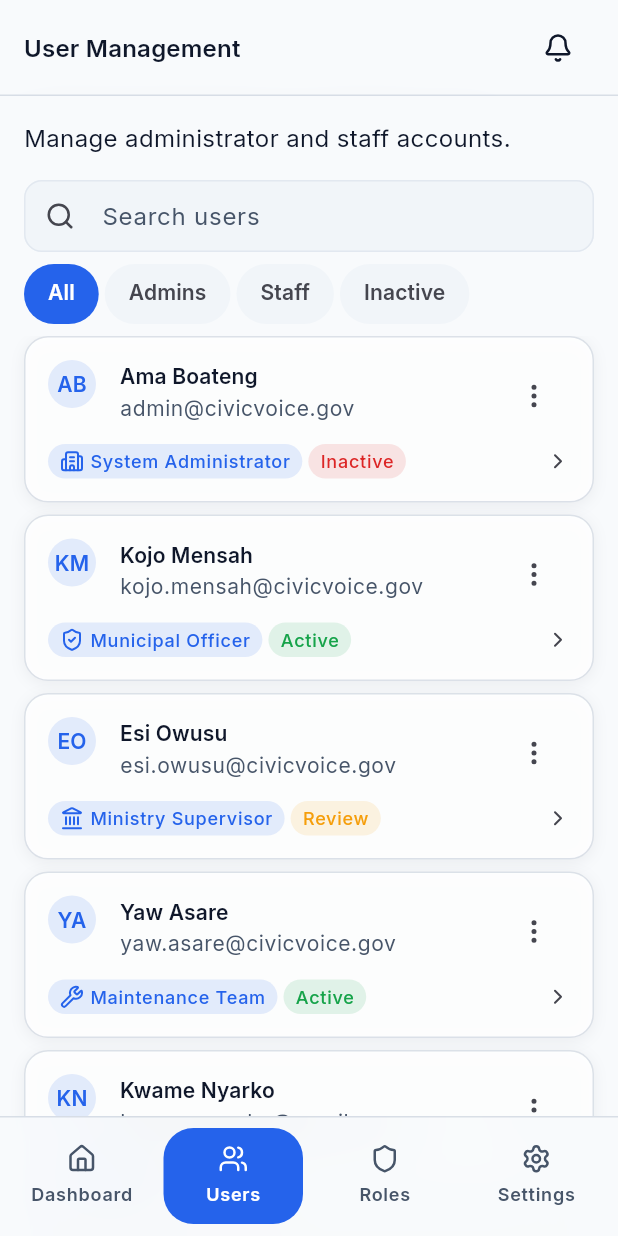
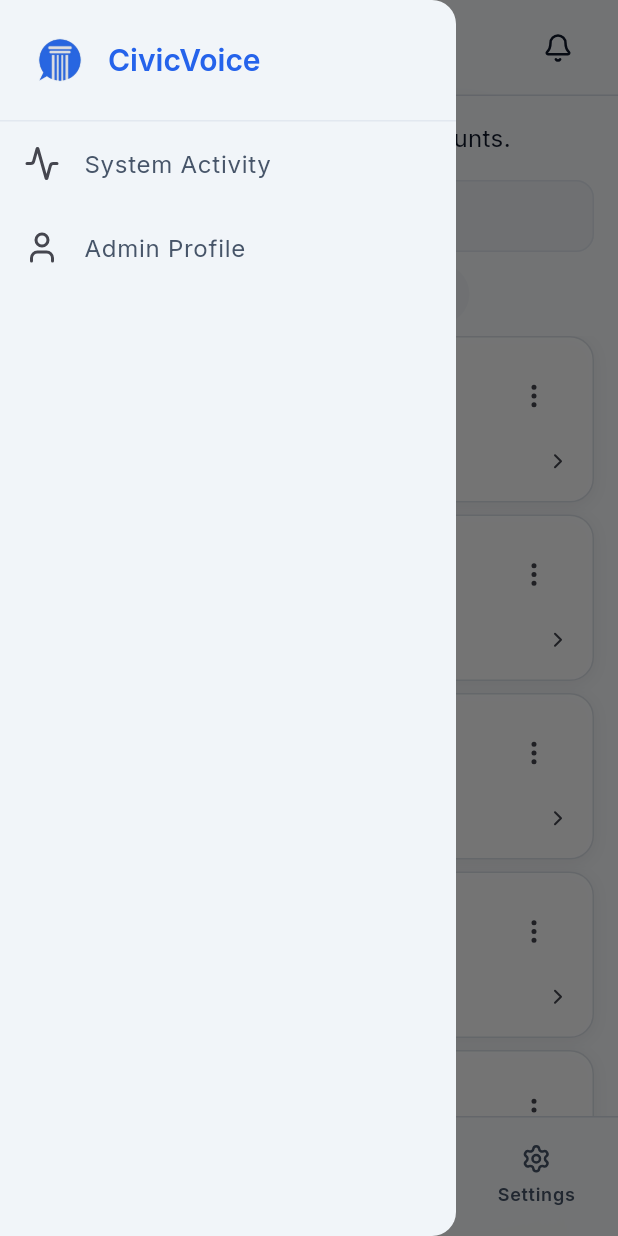
Before and after one commit to khakho3/civic_voice, a Flutter app: the screen it shows after launch, item 2 of the bottom bar chosen, with the side drawer open (before the commit the screen has no drawer), on a phone screen of 412 x 824 dp. Run offline on Flutter 3.47's test engine with Material 3 defaults, Android fonts, the phone set to English and light mode, and no system bars; our stand-ins replace google_fonts, lucide_icons_flutter.

Commit message:
feat(admin): trim drawer to non-tab destinations, center dashboard logo
Dashboard/Users/Roles/Settings are already one tap away on the bottom
nav, so repeating them in the drawer was a redundant second path to the
same place — the drawer now only lists System Activity and Admin
Profile, the two destinations with no tab slot.

Dashboard's header also drops the 'CivicVoice' wordmark text in favor
of a centered logo mark, so the full wordmark lockup shows in exactly
one place (the drawer's own header) instead of twice at once when the
drawer opens over it.

```diff
--- a/lib/features/admin/screens/admin_user_management_screen.dart
+++ b/lib/features/admin/screens/admin_user_management_screen.dart
@@ -65,6 +65,8 @@ class AdminUserManagementScreen extends StatefulWidget {
     this.onNavigateToRoles,
     this.onNavigateToSettings,
     this.onOpenUserDetails,
+    this.onOpenSystemActivity,
+    this.onOpenProfile,
     this.onNotificationsTap,
   });
 
@@ -78,6 +80,11 @@ class AdminUserManagementScreen extends StatefulWidget {
   /// Opens ADM-003 User Details for the tapped user — the spec's only exit
   /// point. Nullable: ADM-003 isn't built yet.
   final ValueChanged<AdminUserItem>? onOpenUserDetails;
+
+  /// Forwarded to [AdminScaffold]'s drawer. Nullable: neither ADM-006 nor
+  /// ADM-008 is built yet.
+  final VoidCallback? onOpenSystemActivity;
+  final VoidCallback? onOpenProfile;
 
   final VoidCallback? onNotificationsTap;
 
@@ -161,6 +168,8 @@ class _AdminUserManagementScreenState extends State<AdminUserManagementScreen> {
         if (tab == AdminTab.roles) widget.onNavigateToRoles?.call();
         if (tab == AdminTab.settings) widget.onNavigateToSettings?.call();
       },
+      onOpenSystemActivity: widget.onOpenSystemActivity,
+      onOpenProfile: widget.onOpenProfile,
       body: switch (_state) {
         AdminUserManagementViewState.loading => const _LoadingSkeleton(),
         AdminUserManagementViewState.loaded => Padding(
--- a/lib/features/admin/widgets/admin_scaffold.dart
+++ b/lib/features/admin/widgets/admin_scaffold.dart
@@ -8,14 +8,22 @@ import '../../../widgets/glass_bar.dart';
 /// / Settings") maps directly onto four of the eight approved ADM-00x
 /// screens (see "18 CivicVoice - System Administrator Screen
 /// Specifications"): ADM-001 Admin Dashboard, ADM-002 User Management,
-/// ADM-004 Role Management, ADM-007 System Settings — unlike the Ministry
-/// Supervisor module's own export, this one didn't need correcting.
+/// ADM-004 Role Management, ADM-007 System Settings — confirmed as the
+/// real nav against every other exported screen too (Role Management,
+/// System Settings, and User Details all show this same four-tab bar;
+/// only Admin Profile and System Activity's own frames show a different,
+/// smaller "Dashboard / Activity / Settings / Profile" bar, which reads as
+/// the same copy/paste drift already seen throughout this app rather than
+/// a deliberate second nav — none of ADM-004/005/006/007/008 are spec'd
+/// with an entry point other than "Admin Dashboard", so tab-bar residency
+/// is our own call either way, and the 4-of-6 majority plus [MunicipalScaffold]'s
+/// own precedent (Profile is never a persistent tab) both point the same
+/// direction).
 ///
 /// ADM-003 User Details, ADM-005 Category Management, and ADM-006 System
 /// Activity are drill-downs (not tabs) per their own spec'd entry points.
-/// ADM-008 Admin Profile has no visible entry point on this frame (no
-/// header avatar, unlike every Ministry screen) — left unresolved pending
-/// that screen's own export rather than guessed at now.
+/// ADM-008 Admin Profile is reached via [AdminScaffold]'s drawer (see its
+/// own doc comment), not a tab.
 enum AdminTab {
   dashboard(label: 'Dashboard', icon: AppIcons.home, headerTitle: 'CivicVoice'),
   users(label: 'Users', icon: AppIcons.team, headerTitle: 'User Management'),
@@ -37,23 +45,33 @@ enum AdminTab {
   final IconData icon;
 
   /// Full screen title shown in the header. Unused for [dashboard], whose
-  /// header is the brand mark instead of a text title.
+  /// header is a centered logo mark instead of a text title.
   final String headerTitle;
 }
 
-/// Shared shell (header + bottom navigation) for System Administrator
-/// screens — the same "Header ↓ Primary Content ↓ Navigation" shell as
-/// [MinistryScaffold]/`MunicipalScaffold`, generic over [AdminTab] instead.
+/// Shared shell (header + drawer + bottom navigation) for System
+/// Administrator screens — the same "Header ↓ Primary Content ↓
+/// Navigation" shell as [MinistryScaffold]/`MunicipalScaffold`, generic
+/// over [AdminTab] instead, plus a real navigation [Drawer] neither of
+/// those modules needed.
 ///
-/// Only [AdminTab.dashboard] shows the CivicVoice brand mark (logo +
-/// wordmark) in its header — every other tab shows its own
-/// [AdminTab.headerTitle] instead, the same convention every other module
-/// uses. The approved ADM-001 export draws a hamburger-style glyph to the
-/// left of "CivicVoice" — confirmed with the user that this is the logo
-/// mark itself (matching every other module's `AppAssets.logoApp` brand
-/// treatment), not a functional drawer trigger, so there's no separate
-/// leading menu button here and no profile-avatar trailing button either
-/// (that frame doesn't draw one).
+/// [AdminTab.dashboard] shows a centered CivicVoice logo mark in its
+/// header instead of a text title — every other tab shows its own
+/// [AdminTab.headerTitle], the same convention every other module uses.
+/// The full wordmark lockup (logo + "CivicVoice" text) lives only in the
+/// drawer's own header, so it's never shown twice at once when the drawer
+/// opens over the dashboard.
+///
+/// The leading hamburger glyph is a real drawer trigger, not decoration —
+/// confirmed against every one of the six approved ADM-00x exports beyond
+/// the dashboard, all of which draw the same glyph in the same position
+/// regardless of which screen it is (a plain per-screen logo wouldn't make
+/// sense on, say, User Details). The drawer itself only lists destinations
+/// with no tab slot — ADM-008 Admin Profile and ADM-006 System Activity,
+/// and later ADM-005 Category Management once it exists — since the four
+/// [AdminTab]s are already one tap away on the always-visible bottom nav;
+/// repeating them in the drawer would just be a second, slower path to the
+/// same place.
 ///
 /// Header and bottom nav are [GlassBar]s floating in a [Stack] above [body]
 /// — [body] is positioned edge-to-edge behind them, so its content actually
@@ -69,12 +87,22 @@ class AdminScaffold extends StatelessWidget {
     required this.selectedTab,
     this.onNotificationsTap,
     this.onTabSelected,
+    this.onOpenSystemActivity,
+    this.onOpenProfile,
   });
 
   final Widget body;
   final AdminTab selectedTab;
   final VoidCallback? onNotificationsTap;
   final ValueChanged<AdminTab>? onTabSelected;
+
+  /// Opens ADM-006 System Activity — reachable from the drawer on every
+  /// screen (Dashboard's own "Activity Monitoring" card is a second,
+  /// shortcut path to the same destination, not a competing one).
+  final VoidCallback? onOpenSystemActivity;
+
+  /// Opens ADM-008 Admin Profile — the drawer is its only entry point.
+  final VoidCallback? onOpenProfile;
 
   /// The top/bottom inset every [body] must reserve in its own scrollable
   /// content so nothing sits permanently hidden behind the glass header/nav
@@ -91,6 +119,10 @@ class AdminScaffold extends StatelessWidget {
   Widget build(BuildContext context) {
     final keyboardVisible = MediaQuery.viewInsetsOf(context).bottom > 0;
     return Scaffold(
+      drawer: _AdminDrawer(
+        onOpenSystemActivity: onOpenSystemActivity,
+        onOpenProfile: onOpenProfile,
+      ),
       body: GestureDetector(
         onTap: () => FocusScope.of(context).unfocus(),
         behavior: HitTestBehavior.translucent,
@@ -139,33 +171,26 @@ class _Header extends StatelessWidget {
             padding: const EdgeInsets.symmetric(horizontal: AppSpacing.md),
             child: Row(
               children: [
+                _IconButton(
+                  icon: AppIcons.menu,
+                  onPressed: () => Scaffold.of(context).openDrawer(),
+                  semantic: semantic,
+                ),
+                const SizedBox(width: AppSpacing.xs),
                 Expanded(
                   child: tab == AdminTab.dashboard
-                      ? Row(
-                          children: [
-                            Image.asset(
-                              AppAssets.logoApp,
-                              width: AppIconSize.xl,
-                              height: AppIconSize.xl,
-                            ),
-                            const SizedBox(width: AppSpacing.sm),
-                            // Flexible, not a mainAxisSize.min Row: on a
-                            // narrow phone the notification icon alone can
-                            // leave less than the brand text's natural
-                            // width, and an unconstrained Text inside a
-                            // shrink-wrapped Row overflows instead of
-                            // yielding.
-                            Flexible(
-                              child: Text(
-                                'CivicVoice',
-                                style: textTheme.titleLarge?.copyWith(
-                                  color: AppColors.primary,
-                                ),
-                                maxLines: 1,
-                                overflow: TextOverflow.ellipsis,
-                              ),
-                            ),
-                          ],
+                      // A lone centered mark, not the full wordmark — the
+                      // hamburger and bell are equal-width, so centering
+                      // inside this Expanded lands the logo at the bar's
+                      // true midpoint. The "CivicVoice" wordmark now lives
+                      // only in the drawer, so it isn't shown twice at once
+                      // when the drawer opens over this header.
+                      ? Center(
+                          child: Image.asset(
+                            AppAssets.logoApp,
+                            width: AppIconSize.xl,
+                            height: AppIconSize.xl,
+                          ),
                         )
                       : Text(
                           tab.headerTitle,
@@ -220,6 +245,94 @@ class _IconButton extends StatelessWidget {
     );
   }
 }
+
+// ---------------------------------------------------------------------------
+// Drawer
+// ---------------------------------------------------------------------------
+
+class _AdminDrawer extends StatelessWidget {
+  const _AdminDrawer({this.onOpenSystemActivity, this.onOpenProfile});
+
+  final VoidCallback? onOpenSystemActivity;
+  final VoidCallback? onOpenProfile;
+
+  @override
+  Widget build(BuildContext context) {
+    final textTheme = Theme.of(context).textTheme;
+    return Drawer(
+      child: SafeArea(
+        child: ListView(
+          padding: EdgeInsets.zero,
+          children: [
+            Padding(
+              padding: const EdgeInsets.all(AppSpacing.md),
+              child: Row(
+                children: [
+                  Image.asset(
+                    AppAssets.logoApp,
+                    width: AppIconSize.xl,
+                    height: AppIconSize.xl,
+                  ),
+                  const SizedBox(width: AppSpacing.sm),
+                  Text(
+                    'CivicVoice',
+                    style: textTheme.titleLarge?.copyWith(
+                      color: AppColors.primary,
+                    ),
+                  ),
+                ],
+              ),
+            ),
+            const Divider(height: 1),
+            _DrawerItem(
+              icon: AppIcons.activityPulse,
+              label: 'System Activity',
+              onTap: onOpenSystemActivity == null
+                  ? null
+                  : () {
+                      Navigator.of(context).pop();
+                      onOpenSystemActivity!();
+                    },
+            ),
+            _DrawerItem(
+              icon: AppIcons.profile,
+              label: 'Admin Profile',
+              onTap: onOpenProfile == null
+                  ? null
+                  : () {
+                      Navigator.of(context).pop();
+                      onOpenProfile!();
+                    },
+            ),
+          ],
+        ),
+      ),
+    );
+  }
+}
+
+class _DrawerItem extends StatelessWidget {
+  const _DrawerItem({required this.icon, required this.label, this.onTap});
+
+  final IconData icon;
+  final String label;
+  final VoidCallback? onTap;
+
+  @override
+  Widget build(BuildContext context) {
+    final colorScheme = Theme.of(context).colorScheme;
+    return ListTile(
+      leading: Icon(icon, color: colorScheme.onSurfaceVariant),
+      title: Text(label),
+      onTap: onTap,
+      enabled: onTap != null,
+    );
+  }
+}
+
+// ---------------------------------------------------------------------------
+// Bottom nav
+// ---------------------------------------------------------------------------
 
 class _BottomNav extends StatelessWidget {
   const _BottomNav({required this.selected, this.onSelected});
```
Also changed, not shown: lib/features/admin/screens/admin_dashboard_screen.dart (+10 -2 lines), lib/main.dart (+6 -5 lines), 1 other file.
